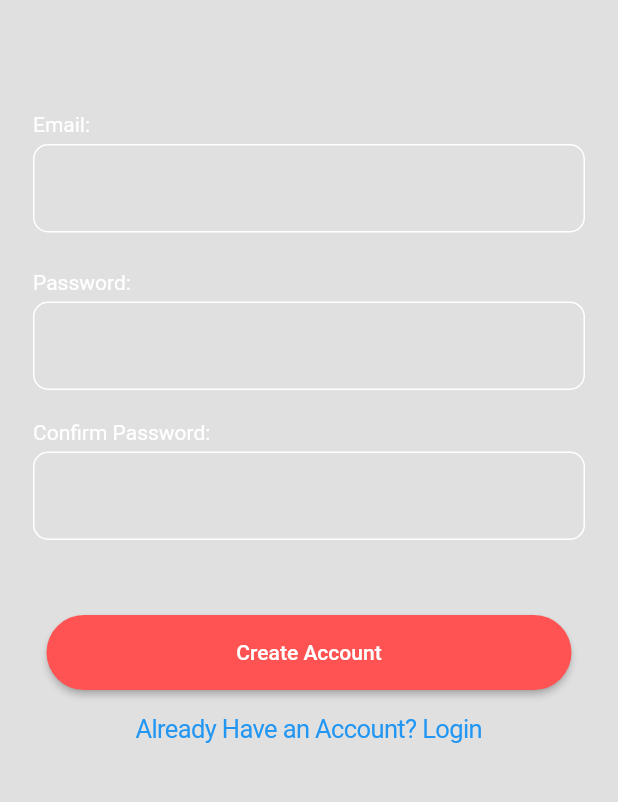
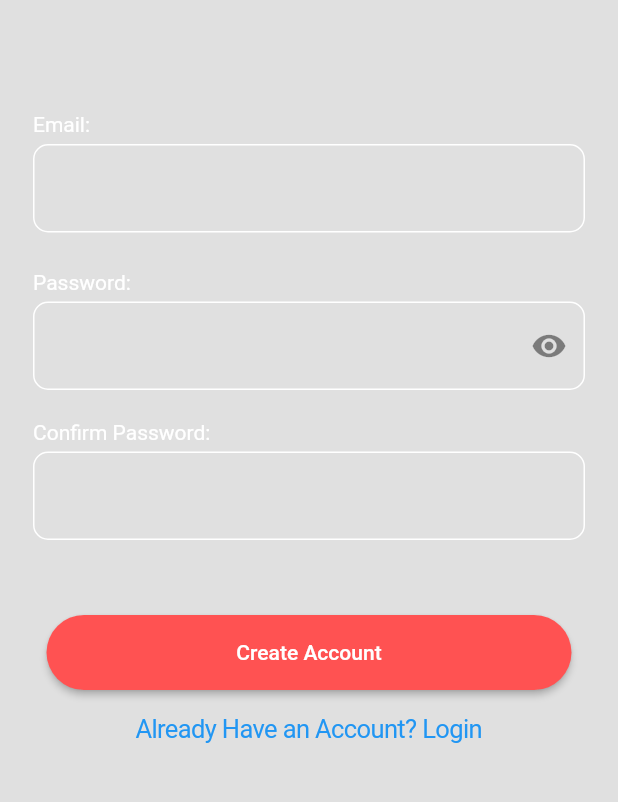
Before and after one commit to Kashyaprayabagi/WitWise, a Flutter app: the SignupEmail screen opened directly, after a tap on "Create Account", on a phone screen of 412 x 824 dp, the part 180-982 px from its top. Run offline on Flutter 3.47's test engine with Material 2 defaults, Android fonts, the phone set to English and light mode, and no system bars; our stand-ins replace cloud_firestore, file_picker, firebase_auth, firebase_core, firebase_storage, google_nav_bar and 1 more; accounts and stored records are empty.

Commit message:
First draft

```diff
--- a/lib/screens/Auth/EmailSignUp.dart
+++ b/lib/screens/Auth/EmailSignUp.dart
@@ -1,17 +1,21 @@
 import 'dart:developer';
-import 'package:firebase_core/firebase_core.dart';
+
+import 'package:firebase_auth/firebase_auth.dart';
 import 'package:flutter/cupertino.dart';
 import 'package:flutter/material.dart';
-import 'package:firebase_auth/firebase_auth.dart';
 import 'package:witwise_alpha/screens/Auth/EmailLogin.dart';
 
-class SignupEmail extends StatelessWidget {
-  // Declare your TextEditingController objects here
+class SignupEmail extends StatefulWidget {
+  @override
+  _SignupEmailState createState() => _SignupEmailState();
+}
+
+class _SignupEmailState extends State<SignupEmail> {
   final TextEditingController emailController = TextEditingController();
   final TextEditingController passwordController = TextEditingController();
   final TextEditingController cpasswordController = TextEditingController();
+  bool _obscurePassword = true; // State variable for password visibility
 
-  // Create a method for creating a new account
   Future<void> createAccount(BuildContext context) async {
     String email = emailController.text.trim();
     String password = passwordController.text.trim();
@@ -23,18 +27,19 @@ class SignupEmail extends StatelessWidget {
     print("Confirm Password: $cpassword");
 
     try {
-      if (email == "" || password == ""|| cpassword == "") {
+      if (email == "" || password == "" || cpassword == "") {
         log("Please Fill All The Fields");
       } else if (password != cpassword) {
         log("Passwords not matching");
       } else {
-        // Use createUserWithEmailAndPassword to create a new user
         UserCredential userCredential = await FirebaseAuth.instance
             .createUserWithEmailAndPassword(email: email, password: password);
         log("User created with email: $email");
 
-        // You can navigate to another screen after successful registration if needed
-        Navigator.push(context, MaterialPageRoute(builder: (context) => EmailLogin()));
+        Navigator.push(
+          context,
+          MaterialPageRoute(builder: (context) => EmailLogin()),
+        );
       }
     } catch (e) {
       log("Error creating account: $e");
@@ -80,7 +85,7 @@ class SignupEmail extends StatelessWidget {
                 ),
                 SizedBox(height: 5.0),
                 TextField(
-                  controller: emailController, // Added controller here
+                  controller: emailController,
                   style: TextStyle(color: Colors.white),
                   decoration: InputDecoration(
                     enabledBorder: OutlineInputBorder(
@@ -101,12 +106,23 @@ class SignupEmail extends StatelessWidget {
                 ),
                 SizedBox(height: 5.0),
                 TextField(
-                  controller: passwordController, // Added controller here
+                  controller: passwordController,
                   style: TextStyle(color: Colors.white),
+                  obscureText: _obscurePassword, // Hide password characters
                   decoration: InputDecoration(
                     enabledBorder: OutlineInputBorder(
                       borderSide: BorderSide(color: Colors.white),
                       borderRadius: BorderRadius.circular(10.0),
+                    ),
+                    suffixIcon: IconButton(
+                      icon: Icon(_obscurePassword
+                          ? Icons.visibility
+                          : Icons.visibility_off), // Icon for toggling password visibility
+                      onPressed: () {
+                        setState(() {
+                          _obscurePassword = !_obscurePassword;
+                        });
+                      },
                     ),
                   ),
                 ),
@@ -124,8 +140,9 @@ class SignupEmail extends StatelessWidget {
                 ),
                 SizedBox(height: 5.0),
                 TextField(
-                  controller: cpasswordController, // Added controller here
+                  controller: cpasswordController,
                   style: TextStyle(color: Colors.white),
+                  obscureText: _obscurePassword, // Hide confirm password characters
                   decoration: InputDecoration(
                     enabledBorder: OutlineInputBorder(
                       borderSide: BorderSide(color: Colors.white),
@@ -141,7 +158,7 @@ class SignupEmail extends StatelessWidget {
                   width: 350.0,
                   child: ElevatedButton(
                     onPressed: () {
-                      createAccount(context); // Pass the context to the method
+                      createAccount(context);
                     },
                     child: Text('Create Account'),
                     style: ElevatedButton.styleFrom(
```
Also changed, not shown: lib/screens/Auth/EmailLogin.dart (+12 -0 lines).
